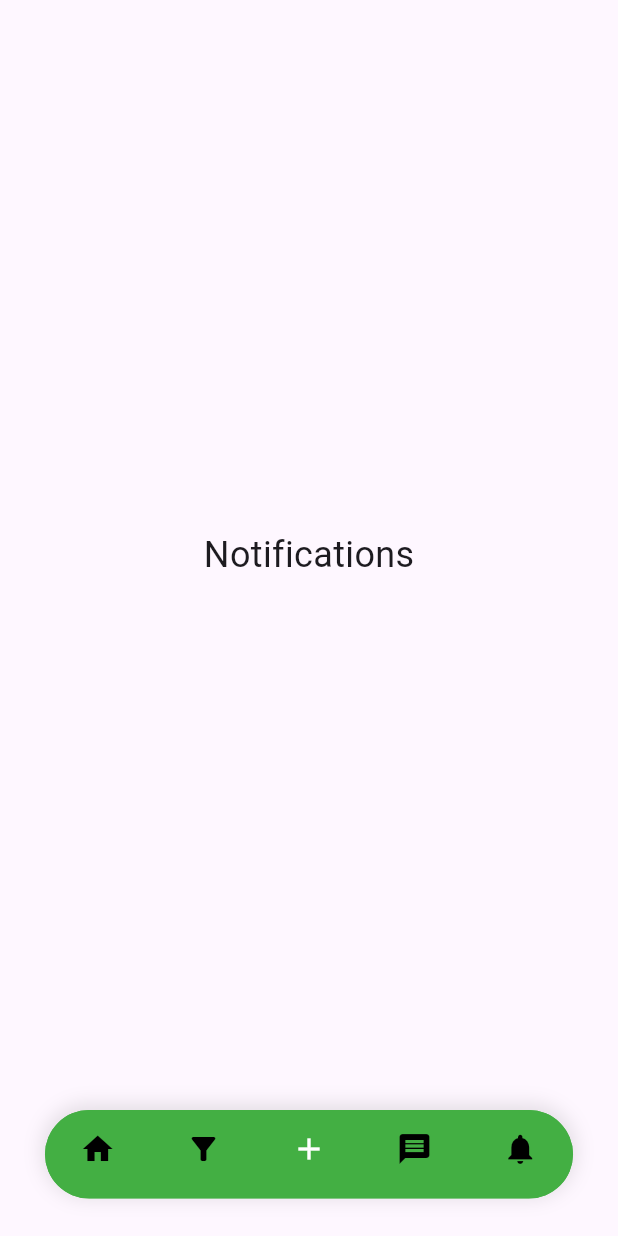
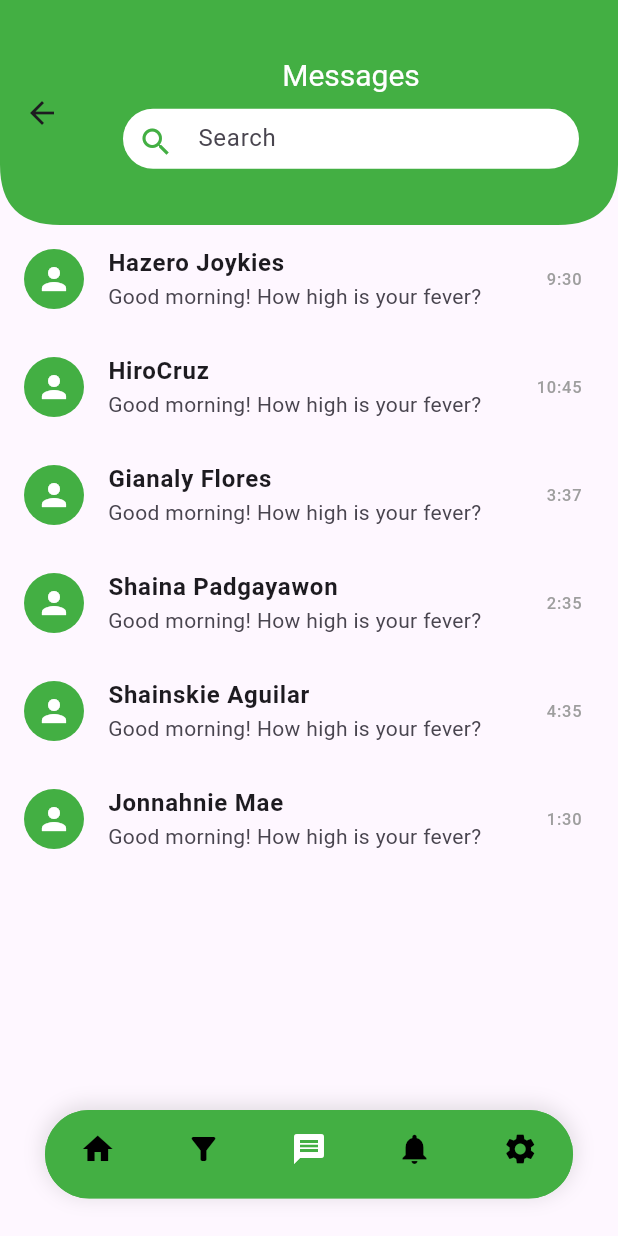
Before and after one commit to ivanjohn1209/doctor_app, a Flutter app: the ClientPage screen opened by its route, item 3 of the bottom bar chosen, on a phone screen of 412 x 824 dp. Run offline on Flutter 3.47's test engine with Material 3 defaults, Android fonts, the phone set to English and light mode, and no system bars; our stand-ins replace cloud_firestore, firebase_auth, firebase_core; accounts and stored records are empty.

Commit message:
Update UI

```diff
--- /dev/null
+++ b/lib/pages/client/message_page.dart
@@ -0,0 +1,117 @@
+import 'package:activity_2_flutter/pages/client/chat_page.dart';
+import 'package:flutter/material.dart';
+
+class MessagePage extends StatefulWidget {
+  @override
+  _MessagePageState createState() => _MessagePageState();
+}
+
+class _MessagePageState extends State<MessagePage> {
+  int _currentIndex = 0;
+
+  // List of user names for example
+  final List<String> userNames = [
+    'Hazero Joykies',
+    'HiroCruz',
+    'Gianaly Flores',
+    'Shaina Padgayawon',
+    'Shainskie Aguilar',
+    'Jonnahnie Mae'
+  ];
+
+  @override
+  Widget build(BuildContext context) {
+    return Scaffold(
+      appBar: PreferredSize(
+        preferredSize: Size.fromHeight(150),
+        child: AppBar(
+          toolbarHeight: 150.0,
+          title: Column(
+            children: [
+              const Padding(
+                padding: EdgeInsets.only(top: 0.0),
+                child: Text(
+                  "Messages",
+                  style: TextStyle(fontSize: 20, color: Colors.white),
+                ),
+              ),
+              const SizedBox(height: 10),
+              Container(
+                margin: const EdgeInsets.symmetric(horizontal: 10),
+                padding: const EdgeInsets.symmetric(horizontal: 10, vertical: 10),
+                height: 40,
+                decoration: BoxDecoration(
+                  color: Colors.white,
+                  borderRadius: BorderRadius.circular(20),
+                ),
+                child: const TextField(
+                  decoration: InputDecoration(
+                    hintText: 'Search',
+                    border: InputBorder.none,
+                    icon: Icon(Icons.search, color: Color(0xFF43AF43)),
+                  ),
+                ),
+              ),
+            ],
+          ),
+          backgroundColor: Color(0xFF43AF43),
+          shape: RoundedAppBarShape(), // Custom AppBar shape
+        ),
+      ),
+      body: ListView.builder(
+        itemCount: userNames.length, // Example item count
+        itemBuilder: (context, index) {
+          return ListTile(
+            leading: CircleAvatar(
+              backgroundColor: Color(0xFF43AF43),
+              child: Icon(Icons.person, color: Colors.white),
+            ),
+            title: Text(
+              userNames[index],
+              style: TextStyle(fontWeight: FontWeight.bold),
+            ),
+            subtitle: Text('Good morning! How high is your fever?'),
+            trailing: Text(
+              index == 0
+                  ? '9:30'
+                  : index == 1
+                      ? '10:45'
+                      : index == 2
+                          ? '3:37'
+                          : index == 3
+                              ? '2:35'
+                              : index == 4
+                                  ? '4:35'
+                                  : '1:30',
+              style: TextStyle(color: Colors.grey),
+            ),
+            onTap: () {
+              // Navigate to the ChatPage with the user's name
+              Navigator.push(
+                context,
+                MaterialPageRoute(
+                  builder: (context) => ChatPage(),
+                ),
+              );
+            },
+          );
+        },
+      ),
+    );
+  }
+}
+
+class RoundedAppBarShape extends RoundedRectangleBorder {
+  @override
+  Path getOuterPath(Rect rect, {TextDirection? textDirection}) {
+    final double radius = 40.0; // Adjust the radius to your preference
+    return Path()
+      ..moveTo(0, 0)
+      ..lineTo(0, rect.height - radius)
+      ..quadraticBezierTo(0, rect.height, radius, rect.height) // Bottom-left curve
+      ..lineTo(rect.width - radius, rect.height)
+      ..quadraticBezierTo(rect.width, rect.height, rect.width, rect.height - radius) // Bottom-right curve
+      ..lineTo(rect.width, 0) // Line to the top-right corner
+      ..close(); // Close the path
+  }
+}
--- a/lib/pages/client_page.dart
+++ b/lib/pages/client_page.dart
@@ -1,3 +1,4 @@
+import 'package:activity_2_flutter/pages/client/message_page.dart';
 import 'package:activity_2_flutter/pages/client/task_page.dart';
 import 'package:flutter/material.dart';
 import 'client/note_list_page.dart';
@@ -14,9 +15,9 @@ class _ClientPageState extends State<ClientPage> {
   static final List<Widget> _widgetOptions = <Widget>[
     TaskPage(),
     const NoteListPage(),
+    MessagePage(),
     NotificationPage(),
     SettingsPage(),
-        SettingsPage(),
   ];
 
   void _onItemTapped(int index) {
@@ -59,15 +60,15 @@ bottomNavigationBar: Padding(
             label: '',
           ),
           BottomNavigationBarItem(
-            icon: Icon(Icons.add),
-            label: '',
-          ),
-          BottomNavigationBarItem(
             icon: Icon(Icons.message),
             label: '',
           ),
           BottomNavigationBarItem(
             icon: Icon(Icons.notifications),
+            label: '',
+          ),
+           BottomNavigationBarItem(
+            icon: Icon(Icons.settings),
             label: '',
           ),
         ],
```
Also changed, not shown: lib/pages/client/chat_page.dart (added, +121 -0 lines), lib/pages/client/note_list_page.dart (+24 -5 lines), lib/pages/client/notification_page.dart (+50 -6 lines).
